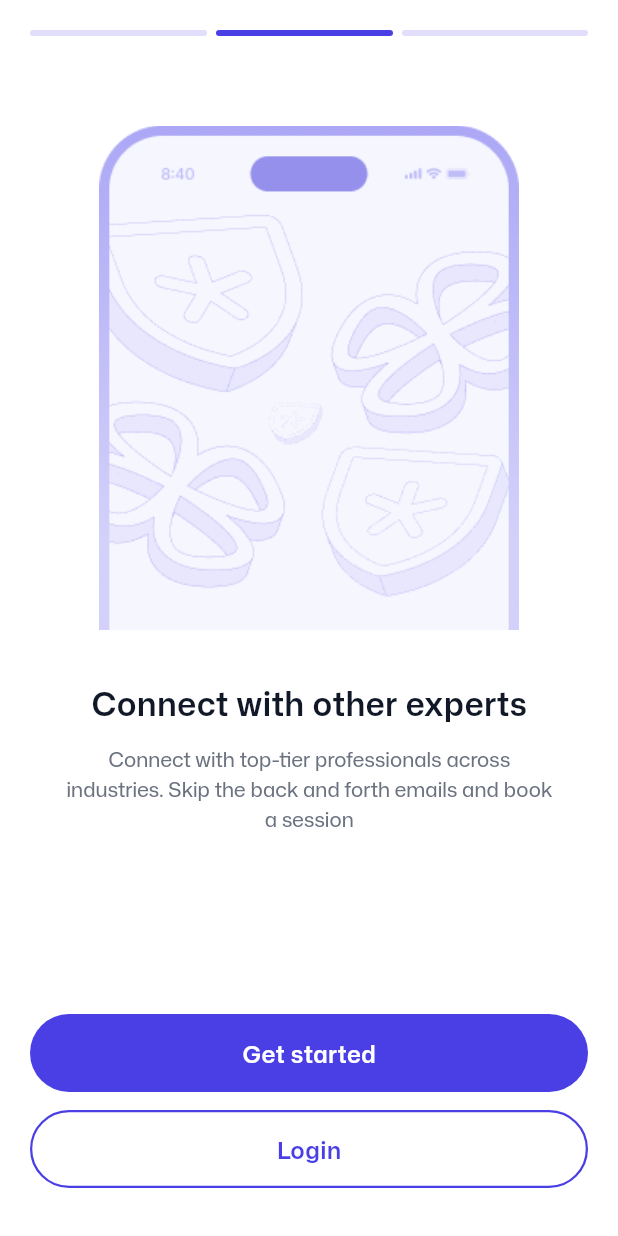
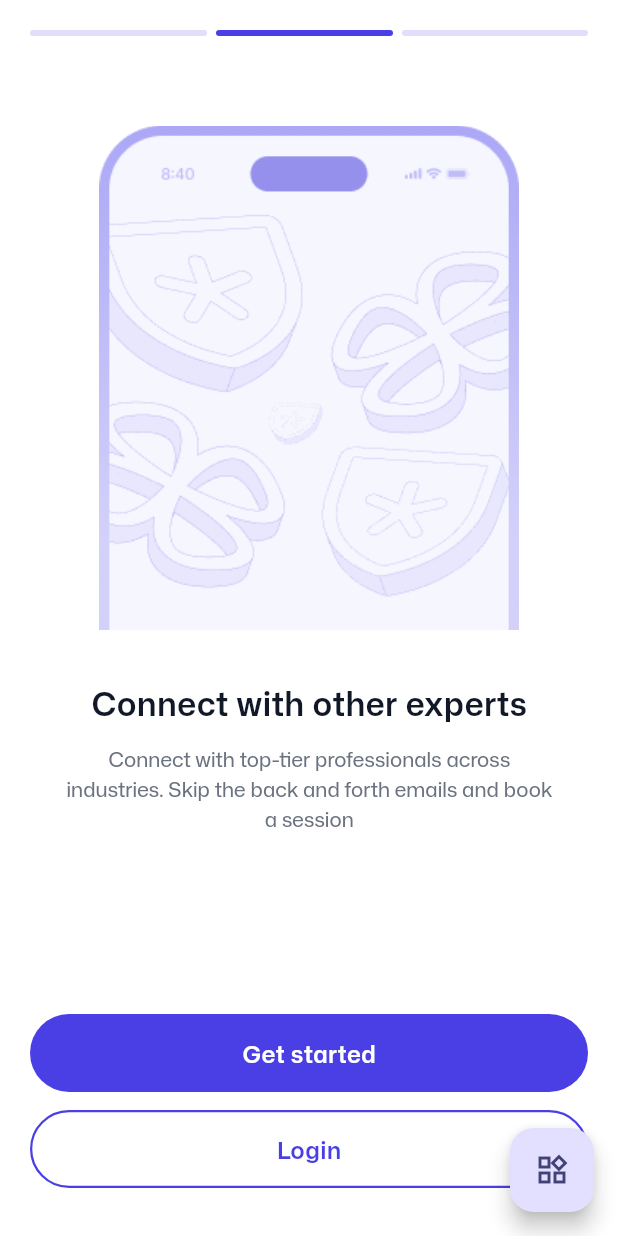
Before and after one commit to spiderocious/ohlify-app, a Flutter app: the screen it shows after launch, on a phone screen of 412 x 824 dp. Run offline on Flutter 3.47's test engine with Material 3 defaults, Android fonts, the phone set to English and light mode, and no system bars; our stand-ins replace dio, flutter_dotenv, flutter_secure_storage, flutter_svg, go_router; project files that could hold a hidden picture were left out.

Commit message:
feat: Add Floating Action Button for component preview in Onboarding screen

```diff
--- a/lib/features/onboarding/screen/onboarding_screen.dart
+++ b/lib/features/onboarding/screen/onboarding_screen.dart
@@ -5,6 +5,7 @@ import 'package:go_router/go_router.dart';
 
 import 'package:ohlify/features/onboarding/screen/parts/onboarding_slide.dart';
 import 'package:ohlify/shared/constants/app_routes.dart';
+import 'package:ohlify/ui/icons/app_icons.dart';
 import 'package:ohlify/ui/theme/app_colors.dart';
 import 'package:ohlify/ui/widgets/app_button.dart';
 
@@ -74,6 +75,11 @@ class _OnboardingScreenState extends State<OnboardingScreen> {
   Widget build(BuildContext context) {
     return Scaffold(
       backgroundColor: AppColors.background,
+      floatingActionButton: FloatingActionButton(
+        onPressed: () => context.push(AppRoutes.componentPreview),
+        tooltip: 'Component Preview',
+        child: const Icon(AppIcons.components),
+      ),
       body: SafeArea(
         child: Column(
           children: [
```
Also changed, not shown: lib/features/splash/screen/splash_screen.dart (+0 -11 lines).
